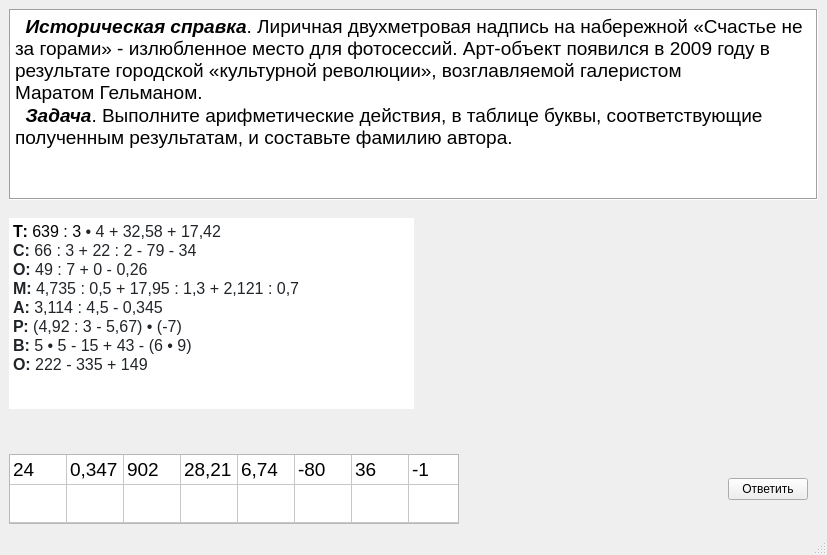
VladZuykin/quest, file SecondTaskWindow.ui: the form before one commit.
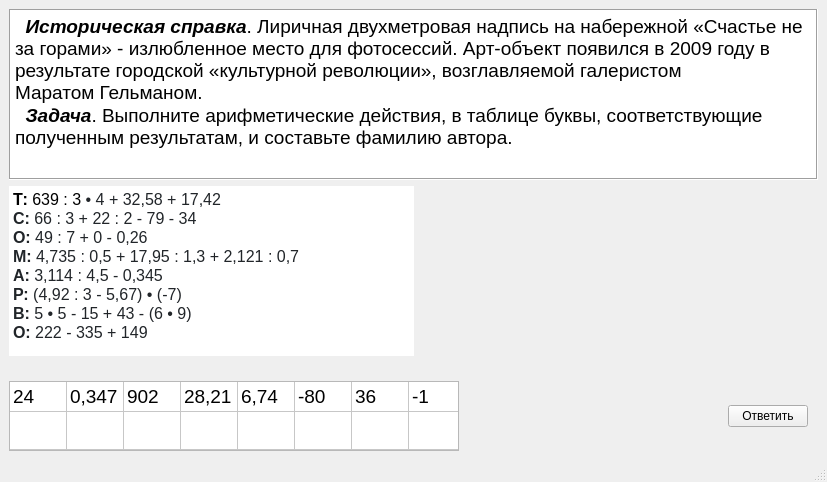
The form after the commit.

What changed in the file:
```diff
--- a/SecondTaskWindow.ui
+++ b/SecondTaskWindow.ui
@@ -7,7 +7,7 @@
     <x>0</x>
     <y>0</y>
     <width>827</width>
-    <height>555</height>
+    <height>482</height>
    </rect>
   </property>
   <property name="windowTitle">
```
